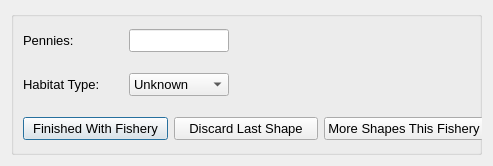
Above: oom_st_kitts_nevis/Interview/nextpolygon.ui from Ecotrust/openoceanmap-desktop before the change. Below: the same form after it.
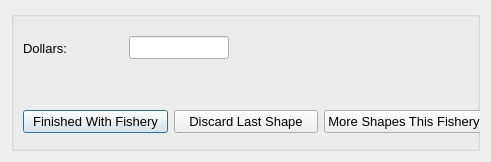
That is the form after the change.

Diff of the .ui file:
```diff
--- a/oom_st_kitts_nevis/Interview/nextpolygon.ui
+++ b/oom_st_kitts_nevis/Interview/nextpolygon.ui
@@ -6,8 +6,8 @@
    <rect>
     <x>0</x>
     <y>0</y>
-    <width>493</width>
-    <height>166</height>
+    <width>491</width>
+    <height>162</height>
    </rect>
   </property>
   <property name="windowTitle" >
@@ -51,7 +51,7 @@
             </font>
            </property>
            <property name="text" >
-            <string>Pennies:</string>
+            <string>Dollars:</string>
            </property>
           </widget>
          </item>
@@ -116,91 +116,6 @@
          </item>
         </layout>
        </item>
-       <item>
-        <layout class="QHBoxLayout" name="horizontalLayout" >
-         <property name="bottomMargin" >
-          <number>0</number>
-         </property>
-         <item>
-          <widget class="QLabel" name="habitat_combo_label" >
-           <property name="minimumSize" >
-            <size>
-             <width>100</width>
-             <height>0</height>
-            </size>
-           </property>
-           <property name="maximumSize" >
-            <size>
-             <width>100</width>
-             <height>16777215</height>
-            </size>
-           </property>
-           <property name="font" >
-            <font>
-             <pointsize>10</pointsize>
-            </font>
-           </property>
-           <property name="text" >
-            <string>Habitat Type:</string>
-           </property>
-          </widget>
-         </item>
-         <item>
-          <widget class="QComboBox" name="habitat_combo" >
-           <property name="minimumSize" >
-            <size>
-             <width>100</width>
-             <height>0</height>
-            </size>
-           </property>
-           <property name="maximumSize" >
-            <size>
-             <width>100</width>
-             <height>16777215</height>
-            </size>
-           </property>
-           <property name="font" >
-            <font>
-             <pointsize>10</pointsize>
-            </font>
-           </property>
-           <item>
-            <property name="text" >
-             <string>Unknown</string>
-            </property>
-           </item>
-           <item>
-            <property name="text" >
-             <string>Hard Bottom</string>
-            </property>
-           </item>
-           <item>
-            <property name="text" >
-             <string>Soft Sandy</string>
-            </property>
-           </item>
-           <item>
-            <property name="text" >
-             <string>Mixed</string>
-            </property>
-           </item>
-          </widget>
-         </item>
-         <item>
-          <spacer name="horizontalSpacer_2" >
-           <property name="orientation" >
-            <enum>Qt::Horizontal</enum>
-           </property>
-           <property name="sizeHint" stdset="0" >
-            <size>
-             <width>40</width>
-             <height>20</height>
-            </size>
-           </property>
-          </spacer>
-         </item>
-        </layout>
-       </item>
        <item>
         <widget class="QWidget" native="1" name="widget" >
          <layout class="QHBoxLayout" >
```
